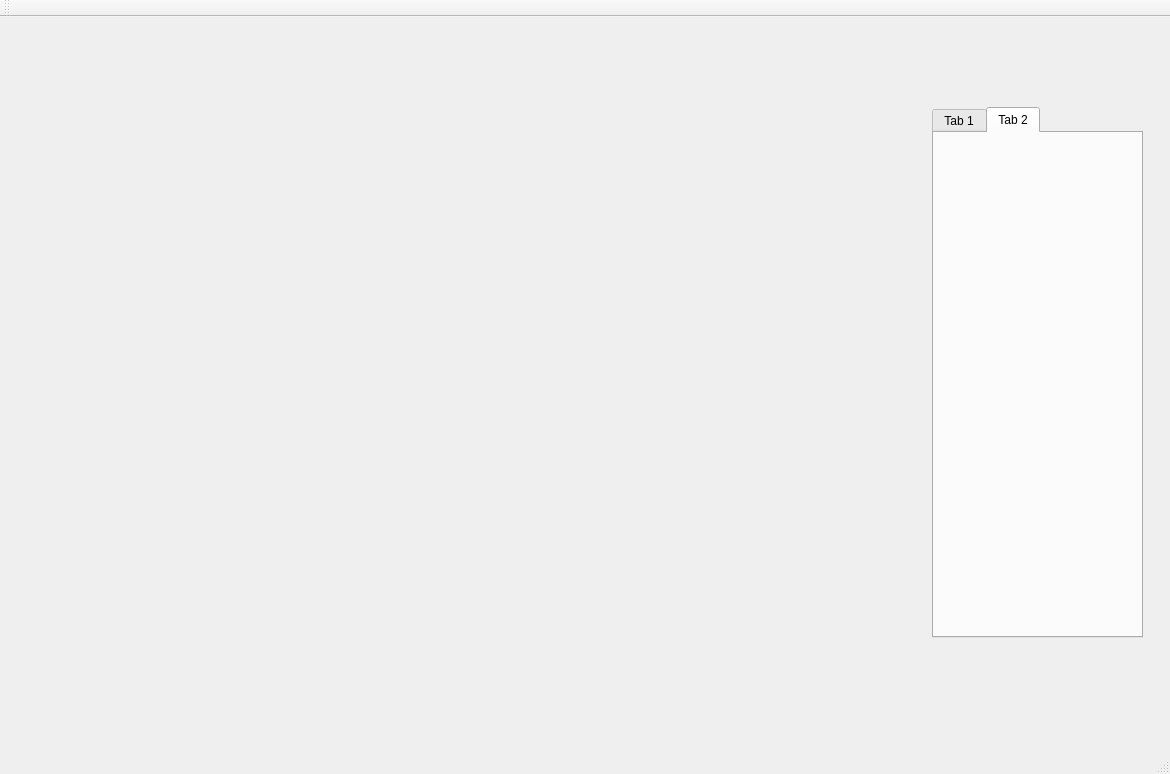
Qt form ConstrainedDynamics/constraineddynamics.ui (zetan/ConstrainedDynamics) before a commit.
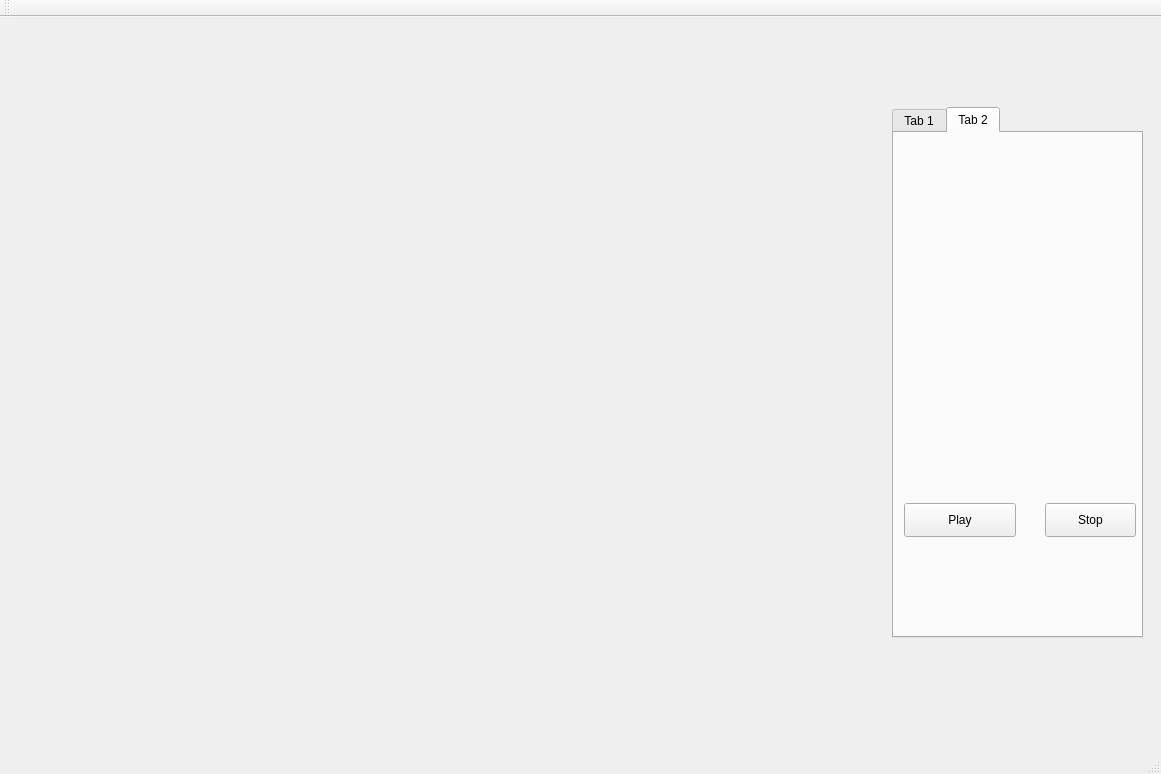
The same form after that commit. The open tabs and pages were chosen to show the change.

Commit message: Constraints on double pendulum dynamics (1) fix bugs in DoublePendulumConstrainForce (2) hardcode matrix debugging print (3) simple ui control 'play'/'stop '

```diff
--- a/ConstrainedDynamics/constraineddynamics.ui
+++ b/ConstrainedDynamics/constraineddynamics.ui
@@ -6,7 +6,7 @@
    <rect>
     <x>0</x>
     <y>0</y>
-    <width>1170</width>
+    <width>1161</width>
     <height>774</height>
    </rect>
   </property>
@@ -17,9 +17,9 @@
    <widget class="QTabWidget" name="tabWidget">
     <property name="geometry">
      <rect>
-      <x>932</x>
+      <x>892</x>
       <y>90</y>
-      <width>211</width>
+      <width>251</width>
       <height>531</height>
      </rect>
     </property>
@@ -32,6 +32,32 @@
      <attribute name="title">
       <string>Tab 2</string>
      </attribute>
+     <widget class="QPushButton" name="pendulumPlayBtn">
+      <property name="geometry">
+       <rect>
+        <x>10</x>
+        <y>370</y>
+        <width>112</width>
+        <height>34</height>
+       </rect>
+      </property>
+      <property name="text">
+       <string>Play</string>
+      </property>
+     </widget>
+     <widget class="QPushButton" name="pendulumStopBtn">
+      <property name="geometry">
+       <rect>
+        <x>151</x>
+        <y>370</y>
+        <width>91</width>
+        <height>34</height>
+       </rect>
+      </property>
+      <property name="text">
+       <string>Stop</string>
+      </property>
+     </widget>
     </widget>
    </widget>
   </widget>
```
Left out of the diff: 44 changed lines with no effect on the pictures. The commit also changes 13 other files.
